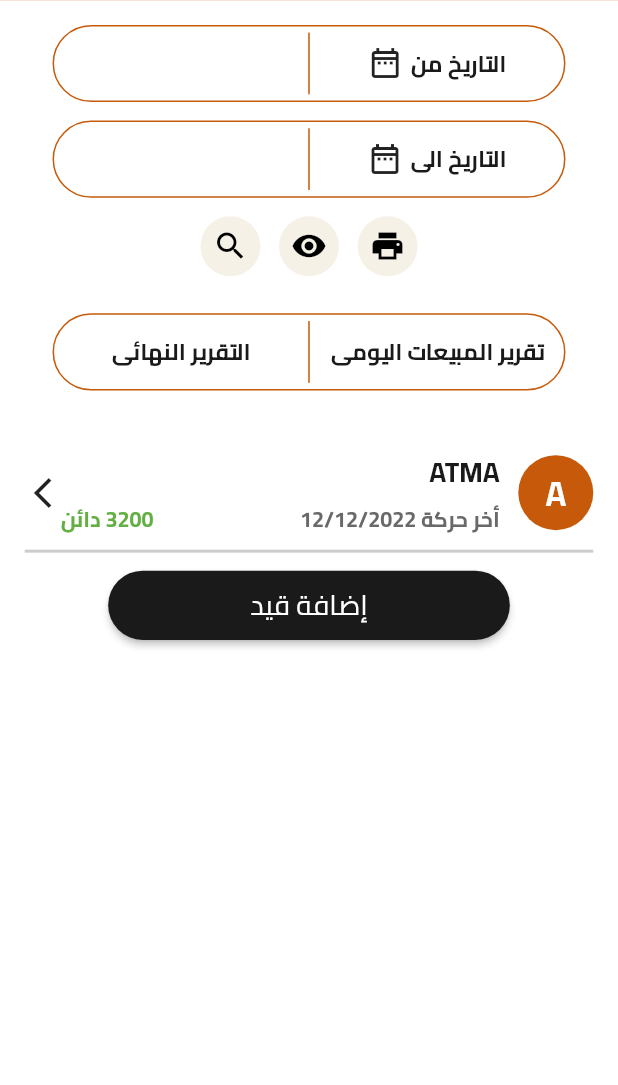
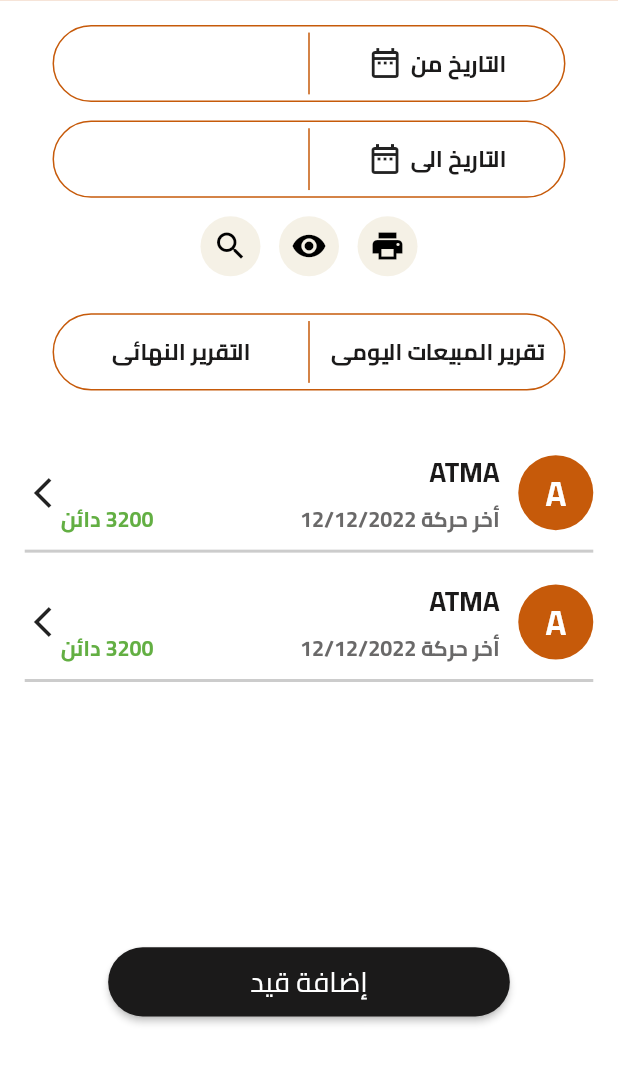
Before and after one commit to nabawyhussein/ERP, a Flutter app: the DailyRestrictionsScreen screen opened by its route, on a phone screen of 412 x 824 dp, the part 74-1159 px from its top. Run offline on Flutter 3.47's test engine with Material 2 defaults, Android fonts, the phone set to English and light mode, and no system bars; drawn by our look-alikes of date_time_picker; our stand-ins replace bloc, easy_localization, flutter_bloc, flutter_svg, flutter_zoom_drawer, font_awesome_flutter and 4 more; missing offline and left inert: custom_marker, geocoder; project files that could hold a hidden picture were left out.

Commit message:
SizedBox

```diff
--- a/lib/presentation/common_widget/buid_app_bar.dart
+++ b/lib/presentation/common_widget/buid_app_bar.dart
@@ -23,8 +23,7 @@ class CommonAppBar extends StatelessWidget {
           BlocProvider.of<AppCubit>(context);
           return IconButton(
             onPressed: () {
-              print("DDOne");
-              customDrawerCubit.toggleDrawer();
+             // customDrawerCubit.toggleDrawer();
             },
             icon: SvgPicture.asset(AppIcons.appDrawerIcon,color: ColorManger.white),);
         },
--- a/lib/presentation/main_screen/customers_And_Suppliers/screens/customers_and_suppliers_screen.dart
+++ b/lib/presentation/main_screen/customers_And_Suppliers/screens/customers_and_suppliers_screen.dart
@@ -106,6 +106,9 @@ class _CustomersAndSuppliersScreenState extends State<CustomersAndSuppliersScree
 
 
           BuildButtonWidget(txt: LocaleKeys.addClient.tr(),darkGrey: false,onPressed: (){},),
+          SizedBox(
+            height: AppSize.size(context).height * 0.02,
+          ),
         ],
       ),
     );
--- a/lib/presentation/main_screen/daily_restrictions/screens/daily_restrictions_screen.dart
+++ b/lib/presentation/main_screen/daily_restrictions/screens/daily_restrictions_screen.dart
@@ -50,8 +50,14 @@ class DailyRestrictionsScreen extends StatelessWidget {
             CommonListTileDataWidget(titleTxt: "ATMA",
               subTitleTxt: LocaleKeys.lastMove.tr() +" 12/12/2022 ",
               statusTxt: ' 3200 '+ LocaleKeys.Creditor.tr(), circleTxt: 'A',),
+            CommonListTileDataWidget(titleTxt: "ATMA",
+              subTitleTxt: LocaleKeys.lastMove.tr() +" 12/12/2022 ",
+              statusTxt: ' 3200 '+ LocaleKeys.Creditor.tr(), circleTxt: 'A',),
+            SizedBox(
+              height: AppSize.size(context).height * 0.2,
+            ),
+            BuildButtonWidget(txt: LocaleKeys.addRestrictions.tr(),darkGrey: false,onPressed: (){},),
 
-            BuildButtonWidget(txt: LocaleKeys.addRestrictions.tr(),darkGrey: false,onPressed: (){},),
           ],
         ),
       ),
--- a/lib/presentation/main_screen/invoices/screens/invoices_screens.dart
+++ b/lib/presentation/main_screen/invoices/screens/invoices_screens.dart
@@ -128,6 +128,9 @@ class _InvoicesScreenState extends State<InvoicesScreen> with SingleTickerProvid
 
 
           BuildButtonWidget(txt: LocaleKeys.addInvoice.tr(),darkGrey: false,onPressed: (){},),
+          SizedBox(
+            height: AppSize.size(context).height * 0.02,
+          ),
         ],
       ),
     );
--- a/lib/presentation/main_screen/invoices/widgets/purchase_Invoices_widget.dart
+++ b/lib/presentation/main_screen/invoices/widgets/purchase_Invoices_widget.dart
@@ -42,6 +42,9 @@ class PurchaseInvoicesWidget extends StatelessWidget {
         CommonListTileDataWidget(titleTxt: "ATMA",
           subTitleTxt: LocaleKeys.lastMove.tr() +" 12/12/2022 ",
           statusTxt: ' 3200 '+ LocaleKeys.Creditor.tr(), circleTxt: 'A',),
+        CommonListTileDataWidget(titleTxt: "ATMA",
+          subTitleTxt: LocaleKeys.lastMove.tr() +" 12/12/2022 ",
+          statusTxt: ' 3200 '+ LocaleKeys.Creditor.tr(), circleTxt: 'A',),
       ],
     );
   }
--- a/lib/presentation/main_screen/prices_offers/screens/prices_offers_screen.dart
+++ b/lib/presentation/main_screen/prices_offers/screens/prices_offers_screen.dart
@@ -50,6 +50,12 @@ class PricesOffersScreen extends StatelessWidget {
             CommonListTileDataWidget(titleTxt: "ATMA",
               subTitleTxt: LocaleKeys.lastMove.tr() +" 12/12/2022 ",
               statusTxt: ' 3200 '+ LocaleKeys.Creditor.tr(), circleTxt: 'A',),
+            CommonListTileDataWidget(titleTxt: "ATMA",
+              subTitleTxt: LocaleKeys.lastMove.tr() +" 12/12/2022 ",
+              statusTxt: ' 3200 '+ LocaleKeys.Creditor.tr(), circleTxt: 'A',),
+            SizedBox(
+              height: AppSize.size(context).height * 0.2,
+            ),
 
             BuildButtonWidget(txt: LocaleKeys.addRestrictions.tr(),darkGrey: false,onPressed: (){},),
           ],
--- a/lib/presentation/main_screen/treasury_and_bonds/widgets/catchReceipt_widget.dart
+++ b/lib/presentation/main_screen/treasury_and_bonds/widgets/catchReceipt_widget.dart
@@ -31,8 +31,14 @@ class CatchReceiptWidget extends StatelessWidget {
         CommonListTileDataWidget(titleTxt: LocaleKeys.documentNum.tr(),
           subTitleTxt: LocaleKeys.lastMove.tr() +" 12/12/2022 ",
           statusTxt: ' 3200 '+ LocaleKeys.Creditor.tr(), circleTxt: '110',),
-
+        CommonListTileDataWidget(titleTxt: LocaleKeys.documentNum.tr(),
+          subTitleTxt: LocaleKeys.lastMove.tr() +" 12/12/2022 ",
+          statusTxt: ' 3200 '+ LocaleKeys.Creditor.tr(), circleTxt: '110',),
+        Spacer(),
         BuildButtonWidget(txt: LocaleKeys.addDocument.tr(),darkGrey: false,onPressed: (){},),
+        SizedBox(
+          height: AppSize.size(context).height * 0.02,
+        ),
       ],
     );
   }
--- a/lib/presentation/resources/constant_manger.dart
+++ b/lib/presentation/resources/constant_manger.dart
@@ -23,7 +23,7 @@ class AppConstant {
         img: "assets/lottie/onBoarding.json",
         titleTxt: "عنوان الصفحة",
         des:
-            "قم بإدارة جميع معاملاتك المالية مع أقوى نظام بين منافسيه بأقصى امان و كفائه"),
+            "قم بإدارة جميع معاملاتك المالية \nمع أقوى نظام بين منافسيه"),
     PageModel(
         img: "assets/lottie/reportdiagram.json",
         //  img: "assets/images/on_boarding2.png",
```
